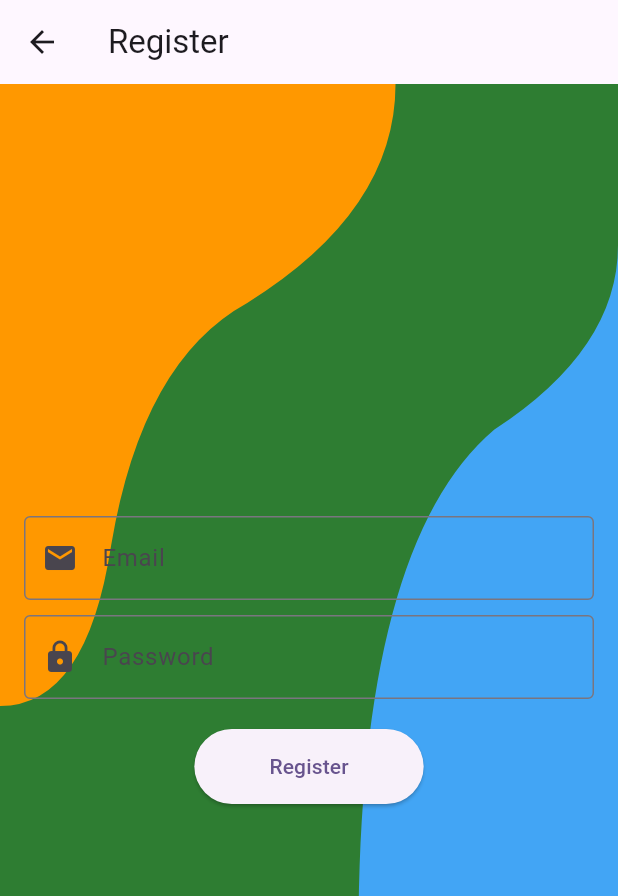
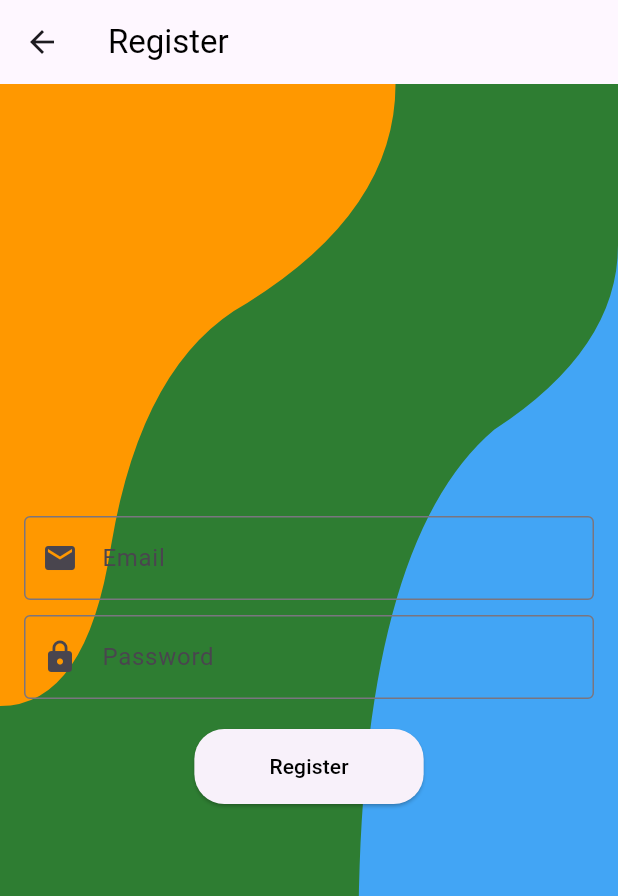
Before and after one commit to ahmedevcode/glitask, a Flutter app: the screen it shows after launch, after a tap on an icon or button, on a phone screen of 412 x 824 dp. Shown: the top 896 px of the screen. Run offline on Flutter 3.47's test engine with Material 3 defaults, Android fonts, the light colour scheme and no system bars; our stand-ins replace firebase_auth, firebase_core, flutter_bloc; accounts and stored records are empty; network calls fail.

Commit message:
- change button theme

```diff
--- /dev/null
+++ b/lib/core/utlis/theme/colors/app_color.dart
@@ -0,0 +1,3 @@
+import 'package:flutter/material.dart';
+
+const Color buttoncolor = Colors.black;
--- a/lib/feature/login/presentation/screens/loginscreen.dart
+++ b/lib/feature/login/presentation/screens/loginscreen.dart
@@ -1,6 +1,7 @@
 import 'package:flutter/material.dart';
 import 'package:flutter_bloc/flutter_bloc.dart';
 import 'package:glitask/core/routes/routes.dart';
+import 'package:glitask/core/utlis/theme/colors/app_color.dart';
 import 'package:glitask/feature/login/controller/login_cubit.dart';
 import 'package:glitask/feature/login/presentation/screens/widgets/custompaint_login.dart';
 
@@ -63,7 +64,10 @@ class _LoginScreenState extends State<LoginScreen> {
                           borderRadius: BorderRadius.circular(30.0),
                         ),
                       ),
-                      child: const Text('Login'),
+                      child: const Text(
+                        'Login',
+                        style: TextStyle(color: buttoncolor),
+                      ),
                     );
                   },
                 ),
--- a/lib/feature/register/presentation/screens/registerscreen.dart
+++ b/lib/feature/register/presentation/screens/registerscreen.dart
@@ -1,5 +1,6 @@
 import 'package:flutter/material.dart';
 import 'package:flutter_bloc/flutter_bloc.dart';
+import 'package:glitask/core/utlis/theme/colors/app_color.dart';
 import 'package:glitask/feature/register/presentation/screens/widgets/custompainter_register.dart';
 
 import '../../controller/cubit/register_cubit.dart';
@@ -33,7 +34,11 @@ class _RegisterFormState extends State<RegisterScreen> {
   @override
   Widget build(BuildContext context) {
     return Scaffold(
-      appBar: AppBar(title: const Text('Register')),
+      appBar: AppBar(
+          title: const Text(
+        'Register',
+        style: TextStyle(color: buttoncolor),
+      )),
       body: Stack(
         fit: StackFit.expand,
         children: [
@@ -67,10 +72,13 @@ class _RegisterFormState extends State<RegisterScreen> {
                       padding: const EdgeInsets.symmetric(
                           horizontal: 50, vertical: 15),
                       shape: RoundedRectangleBorder(
-                        borderRadius: BorderRadius.circular(30.0),
+                        borderRadius: BorderRadius.circular(20.0),
                       ),
                     ),
-                    child: const Text('Register'),
+                    child: const Text(
+                      'Register',
+                      style: TextStyle(color: buttoncolor),
+                    ),
                   ),
                 ],
               ),
```
